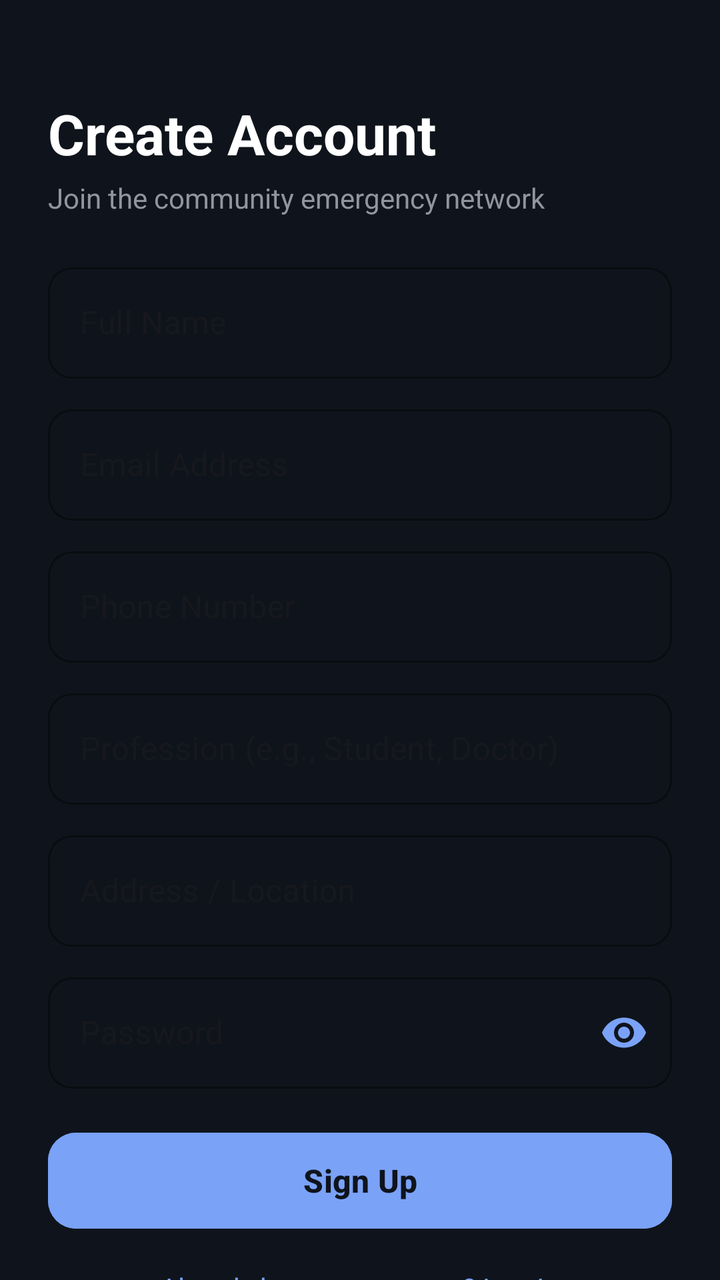
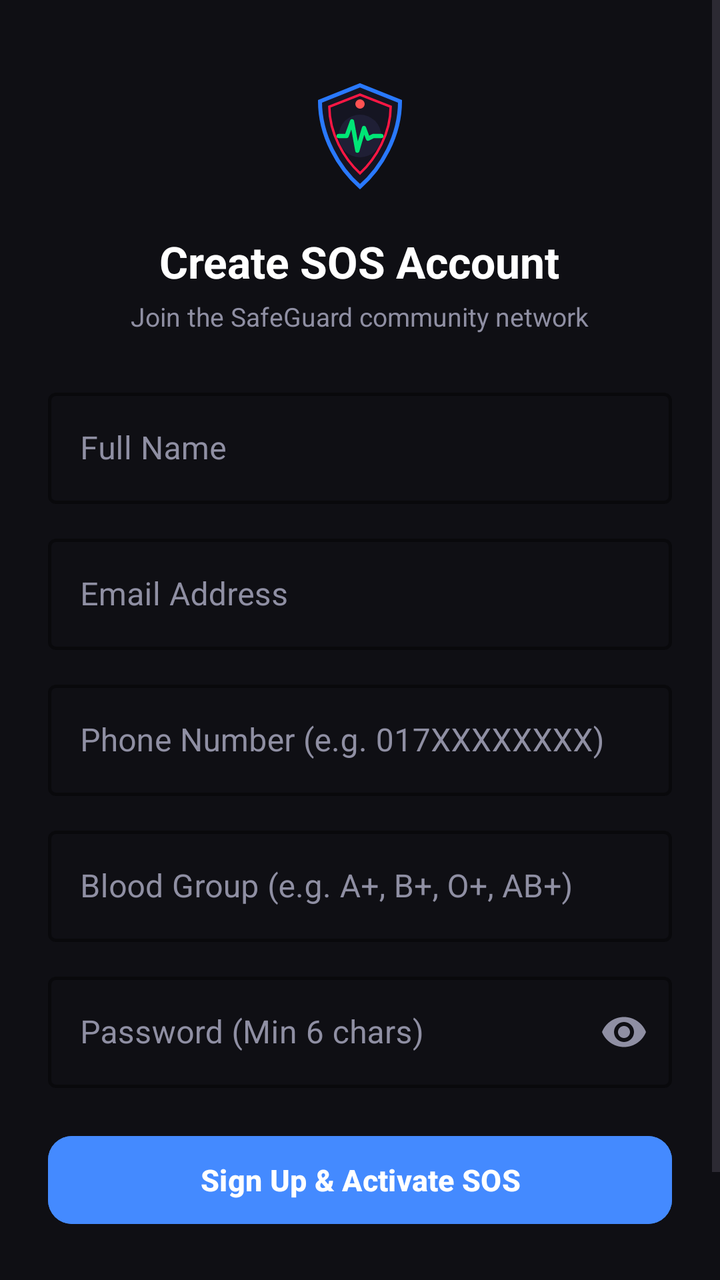

An Android layout rendered at two revisions. The XML below is the earlier revision; the diff shows what the commit changed to produce the second picture.
<!-- AndroidManifest.xml: application theme Theme.SafeGuardSOSFinal -->
<!-- res/layout/activity_register.xml -->
<?xml version="1.0" encoding="utf-8"?>
<androidx.constraintlayout.widget.ConstraintLayout xmlns:android="http://schemas.android.com/apk/res/android"
    xmlns:app="http://schemas.android.com/apk/res-auto"
    xmlns:tools="http://schemas.android.com/tools"
    android:layout_width="match_parent"
    android:layout_height="match_parent"
    android:background="#0F141C"
    tools:ignore="HardcodedText">

    <androidx.core.widget.NestedScrollView
        android:layout_width="match_parent"
        android:layout_height="match_parent"
        android:fillViewport="true">

        <LinearLayout
            android:layout_width="match_parent"
            android:layout_height="wrap_content"
            android:orientation="vertical"
            android:padding="24dp">

            <TextView
                android:layout_width="wrap_content"
                android:layout_height="wrap_content"
                android:layout_marginTop="24dp"
                android:text="Create Account"
                android:textColor="#FFFFFF"
                android:textSize="28sp"
                android:textStyle="bold" />

            <TextView
                android:layout_width="wrap_content"
                android:layout_height="wrap_content"
                android:layout_marginTop="4dp"
                android:text="Join the community emergency network"
                android:textColor="#9095A0"
                android:textSize="14sp" />

            
            <com.google.android.material.textfield.TextInputLayout
                style="@style/Widget.MaterialComponents.TextInputLayout.OutlinedBox"
                android:layout_width="match_parent"
                android:layout_height="wrap_content"
                android:layout_marginTop="20dp"
                android:hint="Full Name"
                app:boxCornerRadiusBottomEnd="12dp"
                app:boxCornerRadiusBottomStart="12dp"
                app:boxCornerRadiusTopEnd="12dp"
                app:boxCornerRadiusTopStart="12dp"
                app:boxStrokeColor="#7AA2F7"
                app:hintTextColor="#7AA2F7">

                <com.google.android.material.textfield.TextInputEditText
                    android:id="@+id/etName"
                    android:layout_width="match_parent"
                    android:layout_height="wrap_content"
                    android:inputType="textPersonName"
                    android:textColor="#FFFFFF" />
            </com.google.android.material.textfield.TextInputLayout>

            
            <com.google.android.material.textfield.TextInputLayout
                style="@style/Widget.MaterialComponents.TextInputLayout.OutlinedBox"
                android:layout_width="match_parent"
                android:layout_height="wrap_content"
                android:layout_marginTop="10dp"
                android:hint="Email Address"
                app:boxCornerRadiusBottomEnd="12dp"
                app:boxCornerRadiusBottomStart="12dp"
                app:boxCornerRadiusTopEnd="12dp"
                app:boxCornerRadiusTopStart="12dp"
                app:boxStrokeColor="#7AA2F7"
                app:hintTextColor="#7AA2F7">

                <com.google.android.material.textfield.TextInputEditText
                    android:id="@+id/etEmail"
                    android:layout_width="match_parent"
                    android:layout_height="wrap_content"
                    android:inputType="textEmailAddress"
                    android:textColor="#FFFFFF" />
            </com.google.android.material.textfield.TextInputLayout>

            
            <com.google.android.material.textfield.TextInputLayout
                style="@style/Widget.MaterialComponents.TextInputLayout.OutlinedBox"
                android:layout_width="match_parent"
                android:layout_height="wrap_content"
                android:layout_marginTop="10dp"
                android:hint="Phone Number"
                app:boxCornerRadiusBottomEnd="12dp"
                app:boxCornerRadiusBottomStart="12dp"
                app:boxCornerRadiusTopEnd="12dp"
                app:boxCornerRadiusTopStart="12dp"
                app:boxStrokeColor="#7AA2F7"
                app:hintTextColor="#7AA2F7">

                <com.google.android.material.textfield.TextInputEditText
                    android:id="@+id/etPhone"
                    android:layout_width="match_parent"
                    android:layout_height="wrap_content"
                    android:inputType="phone"
                    android:textColor="#FFFFFF" />
            </com.google.android.material.textfield.TextInputLayout>

            
            <com.google.android.material.textfield.TextInputLayout
                style="@style/Widget.MaterialComponents.TextInputLayout.OutlinedBox"
                android:layout_width="match_parent"
                android:layout_height="wrap_content"
                android:layout_marginTop="10dp"
                android:hint="Profession (e.g., Student, Doctor)"
                app:boxCornerRadiusBottomEnd="12dp"
                app:boxCornerRadiusBottomStart="12dp"
                app:boxCornerRadiusTopEnd="12dp"
                app:boxCornerRadiusTopStart="12dp"
                app:boxStrokeColor="#7AA2F7"
                app:hintTextColor="#7AA2F7">

                <com.google.android.material.textfield.TextInputEditText
                    android:id="@+id/etProfession"
                    android:layout_width="match_parent"
                    android:layout_height="wrap_content"
                    android:inputType="textPersonName"
                    android:textColor="#FFFFFF" />
            </com.google.android.material.textfield.TextInputLayout>

            
            <com.google.android.material.textfield.TextInputLayout
                style="@style/Widget.MaterialComponents.TextInputLayout.OutlinedBox"
                android:layout_width="match_parent"
                android:layout_height="wrap_content"
                android:layout_marginTop="10dp"
                android:hint="Address / Location"
                app:boxCornerRadiusBottomEnd="12dp"
                app:boxCornerRadiusBottomStart="12dp"
                app:boxCornerRadiusTopEnd="12dp"
                app:boxCornerRadiusTopStart="12dp"
                app:boxStrokeColor="#7AA2F7"
                app:hintTextColor="#7AA2F7">

                <com.google.android.material.textfield.TextInputEditText
                    android:id="@+id/etAddress"
                    android:layout_width="match_parent"
                    android:layout_height="wrap_content"
                    android:inputType="textPostalAddress"
                    android:textColor="#FFFFFF" />
            </com.google.android.material.textfield.TextInputLayout>

            
            <com.google.android.material.textfield.TextInputLayout
                style="@style/Widget.MaterialComponents.TextInputLayout.OutlinedBox"
                android:layout_width="match_parent"
                android:layout_height="wrap_content"
                android:layout_marginTop="10dp"
                android:hint="Password"
                app:boxCornerRadiusBottomEnd="12dp"
                app:boxCornerRadiusBottomStart="12dp"
                app:boxCornerRadiusTopEnd="12dp"
                app:boxCornerRadiusTopStart="12dp"
                app:boxStrokeColor="#7AA2F7"
                app:hintTextColor="#7AA2F7"
                app:passwordToggleEnabled="true"
                app:passwordToggleTint="#7AA2F7">

                <com.google.android.material.textfield.TextInputEditText
                    android:id="@+id/etPassword"
                    android:layout_width="match_parent"
                    android:layout_height="wrap_content"
                    android:inputType="textPassword"
                    android:textColor="#FFFFFF" />
            </com.google.android.material.textfield.TextInputLayout>

            <ProgressBar
                android:id="@+id/progressBarRegister"
                android:layout_width="wrap_content"
                android:layout_height="wrap_content"
                android:layout_gravity="center"
                android:layout_marginTop="14dp"
                android:visibility="gone" />

            
            <com.google.android.material.button.MaterialButton
                android:id="@+id/btnRegister"
                android:layout_width="match_parent"
                android:layout_height="56dp"
                android:layout_marginTop="18dp"
                android:backgroundTint="#7AA2F7"
                android:text="Sign Up"
                android:textAllCaps="false"
                android:textColor="#0F141C"
                android:textSize="16sp"
                android:textStyle="bold"
                app:cornerRadius="14dp" />

            <TextView
                android:id="@+id/tvLoginPrompt"
                android:layout_width="wrap_content"
                android:layout_height="wrap_content"
                android:layout_gravity="center"
                android:layout_marginTop="16dp"
                android:layout_marginBottom="24dp"
                android:text="Already have an account? Log In"
                android:textColor="#7AA2F7"
                android:textSize="14sp" />

        </LinearLayout>
    </androidx.core.widget.NestedScrollView>
</androidx.constraintlayout.widget.ConstraintLayout>
<!-- resources referenced by this layout -->
<resources>
  <style name="Theme.SafeGuardSOSFinal" parent="Base.Theme.SafeGuardSOSFinal" />
  <style name="Base.Theme.SafeGuardSOSFinal" parent="Theme.Material3.DayNight.NoActionBar">
          
          
      </style>
</resources>

<!-- the commit's change to res/layout/activity_register.xml (unified diff, before → after) -->
@@ -1,56 +1,62 @@
 <?xml version="1.0" encoding="utf-8"?>
-<androidx.constraintlayout.widget.ConstraintLayout xmlns:android="http://schemas.android.com/apk/res/android"
+<ScrollView xmlns:android="http://schemas.android.com/apk/res/android"
     xmlns:app="http://schemas.android.com/apk/res-auto"
     xmlns:tools="http://schemas.android.com/tools"
     android:layout_width="match_parent"
     android:layout_height="match_parent"
-    android:background="#0F141C"
-    tools:ignore="HardcodedText">
+    android:background="#0F0F14"
+    android:fillViewport="true"
+    tools:context=".ui.RegisterActivity">
 
-    <androidx.core.widget.NestedScrollView
+    <LinearLayout
         android:layout_width="match_parent"
-        android:layout_height="match_parent"
-        android:fillViewport="true">
+        android:layout_height="wrap_content"
+        android:gravity="center_horizontal"
+        android:orientation="vertical"
+        android:paddingHorizontal="24dp"
+        android:paddingVertical="32dp">
+
+        <ImageView
+            android:layout_width="72dp"
+            android:layout_height="72dp"
+            android:src="@drawable/ic_safeguard_custom_icon" />
+
+        <TextView
+            android:layout_width="wrap_content"
+            android:layout_height="wrap_content"
+            android:layout_marginTop="12dp"
+            android:text="Create SOS Account"
+            android:textColor="#FFFFFF"
+            android:textSize="22sp"
+            android:textStyle="bold" />
+
+        <TextView
+            android:layout_width="wrap_content"
+            android:layout_height="wrap_content"
+            android:layout_marginTop="4dp"
+            android:text="Join the SafeGuard community network"
+            android:textColor="#8F8FA3"
+            android:textSize="13sp" />
 
         <LinearLayout
             android:layout_width="match_parent"
             android:layout_height="wrap_content"
-            android:orientation="vertical"
-            android:padding="24dp">
-
-            <TextView
-                android:layout_width="wrap_content"
-                android:layout_height="wrap_content"
-                android:layout_marginTop="24dp"
-                android:text="Create Account"
-                android:textColor="#FFFFFF"
-                android:textSize="28sp"
-                android:textStyle="bold" />
-
-            <TextView
-                android:layout_width="wrap_content"
-                android:layout_height="wrap_content"
-                android:layout_marginTop="4dp"
-                android:text="Join the community emergency network"
-                android:textColor="#9095A0"
-                android:textSize="14sp" />
+            android:layout_marginTop="24dp"
+            android:orientation="vertical">
 
             
             <com.google.android.material.textfield.TextInputLayout
                 style="@style/Widget.MaterialComponents.TextInputLayout.OutlinedBox"
                 android:layout_width="match_parent"
                 android:layout_height="wrap_content"
-                android:layout_marginTop="20dp"
                 android:hint="Full Name"
-                app:boxCornerRadiusBottomEnd="12dp"
-                app:boxCornerRadiusBottomStart="12dp"
-                app:boxCornerRadiusTopEnd="12dp"
-                app:boxCornerRadiusTopStart="12dp"
-                app:boxStrokeColor="#7AA2F7"
-                app:hintTextColor="#7AA2F7">
+                android:textColorHint="#8F8FA3"
+                app:boxStrokeColor="#448AFF"
+                app:boxStrokeWidth="1.5dp"
+                app:hintTextColor="#448AFF">
 
                 <com.google.android.material.textfield.TextInputEditText
-                    android:id="@+id/etName"
+                    android:id="@+id/etRegName"
                     android:layout_width="match_parent"
                     android:layout_height="wrap_content"
                     android:inputType="textPersonName"
@@ -62,17 +68,15 @@
                 style="@style/Widget.MaterialComponents.TextInputLayout.OutlinedBox"
                 android:layout_width="match_parent"
                 android:layout_height="wrap_content"
-                android:layout_marginTop="10dp"
+                android:layout_marginTop="12dp"
                 android:hint="Email Address"
-                app:boxCornerRadiusBottomEnd="12dp"
-                app:boxCornerRadiusBottomStart="12dp"
-                app:boxCornerRadiusTopEnd="12dp"
-                app:boxCornerRadiusTopStart="12dp"
-                app:boxStrokeColor="#7AA2F7"
-                app:hintTextColor="#7AA2F7">
+                android:textColorHint="#8F8FA3"
+                app:boxStrokeColor="#448AFF"
+                app:boxStrokeWidth="1.5dp"
+                app:hintTextColor="#448AFF">
 
                 <com.google.android.material.textfield.TextInputEditText
-                    android:id="@+id/etEmail"
+                    android:id="@+id/etRegEmail"
                     android:layout_width="match_parent"
                     android:layout_height="wrap_content"
                     android:inputType="textEmailAddress"
@@ -84,17 +88,15 @@
                 style="@style/Widget.MaterialComponents.TextInputLayout.OutlinedBox"
                 android:layout_width="match_parent"
                 android:layout_height="wrap_content"
-                android:layout_marginTop="10dp"
-                android:hint="Phone Number"
-                app:boxCornerRadiusBottomEnd="12dp"
-                app:boxCornerRadiusBottomStart="12dp"
-                app:boxCornerRadiusTopEnd="12dp"
-                app:boxCornerRadiusTopStart="12dp"
-                app:boxStrokeColor="#7AA2F7"
-                app:hintTextColor="#7AA2F7">
+                android:layout_marginTop="12dp"
+                android:hint="Phone Number (e.g. 017XXXXXXXX)"
+                android:textColorHint="#8F8FA3"
+                app:boxStrokeColor="#448AFF"
+                app:boxStrokeWidth="1.5dp"
+                app:hintTextColor="#448AFF">
 
                 <com.google.android.material.textfield.TextInputEditText
-                    android:id="@+id/etPhone"
+                    android:id="@+id/etRegPhone"
                     android:layout_width="match_parent"
                     android:layout_height="wrap_content"
                     android:inputType="phone"
@@ -106,20 +108,18 @@
                 style="@style/Widget.MaterialComponents.TextInputLayout.OutlinedBox"
                 android:layout_width="match_parent"
                 android:layout_height="wrap_content"
-                android:layout_marginTop="10dp"
-                android:hint="Profession (e.g., Student, Doctor)"
-                app:boxCornerRadiusBottomEnd="12dp"
-                app:boxCornerRadiusBottomStart="12dp"
-                app:boxCornerRadiusTopEnd="12dp"
-                app:boxCornerRadiusTopStart="12dp"
-                app:boxStrokeColor="#7AA2F7"
-                app:hintTextColor="#7AA2F7">
+                android:layout_marginTop="12dp"
+                android:hint="Blood Group (e.g. A+, B+, O+, AB+)"
+                android:textColorHint="#8F8FA3"
+                app:boxStrokeColor="#448AFF"
+                app:boxStrokeWidth="1.5dp"
+                app:hintTextColor="#448AFF">
 
                 <com.google.android.material.textfield.TextInputEditText
-                    android:id="@+id/etProfession"
+                    android:id="@+id/etRegBloodGroup"
                     android:layout_width="match_parent"
                     android:layout_height="wrap_content"
-                    android:inputType="textPersonName"
+                    android:inputType="textCapCharacters"
                     android:textColor="#FFFFFF" />
             </com.google.android.material.textfield.TextInputLayout>
 
@@ -128,80 +128,61 @@
                 style="@style/Widget.MaterialComponents.TextInputLayout.OutlinedBox"
                 android:layout_width="match_parent"
                 android:layout_height="wrap_content"
-                android:layout_marginTop="10dp"
-                android:hint="Address / Location"
-                app:boxCornerRadiusBottomEnd="12dp"
-                app:boxCornerRadiusBottomStart="12dp"
-                app:boxCornerRadiusTopEnd="12dp"
-                app:boxCornerRadiusTopStart="12dp"
-                app:boxStrokeColor="#7AA2F7"
-                app:hintTextColor="#7AA2F7">
+                android:layout_marginTop="12dp"
+                android:hint="Password (Min 6 chars)"
+                android:textColorHint="#8F8FA3"
+                app:boxStrokeColor="#448AFF"
+                app:boxStrokeWidth="1.5dp"
+                app:hintTextColor="#448AFF"
+                app:passwordToggleEnabled="true"
+                app:passwordToggleTint="#8F8FA3">
 
                 <com.google.android.material.textfield.TextInputEditText
-                    android:id="@+id/etAddress"
-                    android:layout_width="match_parent"
-                    android:layout_height="wrap_content"
-                    android:inputType="textPostalAddress"
-                    android:textColor="#FFFFFF" />
-            </com.google.android.material.textfield.TextInputLayout>
-
-            
-            <com.google.android.material.textfield.TextInputLayout
-                style="@style/Widget.MaterialComponents.TextInputLayout.OutlinedBox"
-                android:layout_width="match_parent"
-                android:layout_height="wrap_content"
-                android:layout_marginTop="10dp"
-                android:hint="Password"
-                app:boxCornerRadiusBottomEnd="12dp"
-                app:boxCornerRadiusBottomStart="12dp"
-                app:boxCornerRadiusTopEnd="12dp"
-                app:boxCornerRadiusTopStart="12dp"
-                app:boxStrokeColor="#7AA2F7"
-                app:hintTextColor="#7AA2F7"
-                app:passwordToggleEnabled="true"
-                app:passwordToggleTint="#7AA2F7">
-
-                <com.google.android.material.textfield.TextInputEditText
-                    android:id="@+id/etPassword"
+                    android:id="@+id/etRegPassword"
                     android:layout_width="match_parent"
                     android:layout_height="wrap_content"
                     android:inputType="textPassword"
                     android:textColor="#FFFFFF" />
             </com.google.android.material.textfield.TextInputLayout>
 
-            <ProgressBar
-                android:id="@+id/progressBarRegister"
+            
+            <FrameLayout
+                android:layout_width="match_parent"
+                android:layout_height="wrap_content"
+                android:layout_marginTop="20dp">
+
+                <com.google.android.material.button.MaterialButton
+                    android:id="@+id/btnRegister"
+                    android:layout_width="match_parent"
+                    android:layout_height="52dp"
+                    android:backgroundTint="#448AFF"
+                    android:text="Sign Up &amp; Activate SOS"
+                    android:textColor="#FFFFFF"
+                    android:textSize="15sp"
+                    android:textStyle="bold"
+                    app:cornerRadius="12dp" />
+
+                <ProgressBar
+                    android:id="@+id/progressBarReg"
+                    android:layout_width="32dp"
+                    android:layout_height="32dp"
+                    android:layout_gravity="center"
+                    android:indeterminateTint="#FFFFFF"
+                    android:visibility="gone" />
+            </FrameLayout>
+
+            <TextView
+                android:id="@+id/tvGoToLogin"
                 android:layout_width="wrap_content"
                 android:layout_height="wrap_content"
-                android:layout_gravity="center"
-                android:layout_marginTop="14dp"
-                android:visibility="gone" />
-
-            
-            <com.google.android.material.button.MaterialButton
-                android:id="@+id/btnRegister"
-                android:layout_width="match_parent"
-                android:layout_height="56dp"
-                android:layout_marginTop="18dp"
-                android:backgroundTint="#7AA2F7"
-                android:text="Sign Up"
-                android:textAllCaps="false"
-                android:textColor="#0F141C"
-                android:textSize="16sp"
-                android:textStyle="bold"
-                app:cornerRadius="14dp" />
-
-            <TextView
-                android:id="@+id/tvLoginPrompt"
-                android:layout_width="wrap_content"
-                android:layout_height="wrap_content"
-                android:layout_gravity="center"
+                android:layout_gravity="center_horizontal"
                 android:layout_marginTop="16dp"
-                android:layout_marginBottom="24dp"
+                android:padding="8dp"
                 android:text="Already have an account? Log In"
-                android:textColor="#7AA2F7"
+                android:textColor="#448AFF"
                 android:textSize="14sp" />
 
         </LinearLayout>
-    </androidx.core.widget.NestedScrollView>
-</androidx.constraintlayout.widget.ConstraintLayout>
+
+    </LinearLayout>
+</ScrollView>
<!-- resource entries referenced after the edit -->
@@ -1,5 +1,50 @@
 <!-- resources referenced by this layout -->
 <resources>
+  <!-- drawable ic_safeguard_custom_icon (drawable) -->
+  <?xml version="1.0" encoding="utf-8"?>
+  <vector xmlns:android="http://schemas.android.com/apk/res/android"
+      android:width="108dp"
+      android:height="108dp"
+      android:viewportWidth="108"
+      android:viewportHeight="108">
+  
+      
+      <path
+          android:fillColor="#151522"
+          android:pathData="M54,16 L84,28 C84,54 70,78 54,92 C38,78 24,54 24,28 Z" />
+  
+      
+      <path
+          android:strokeColor="#2979FF"
+          android:strokeWidth="3"
+          android:strokeLineCap="round"
+          android:pathData="M54,16 L84,28 C84,54 70,78 54,92 C38,78 24,54 24,28 Z" />
+  
+      
+      <path
+          android:strokeColor="#FF1744"
+          android:strokeWidth="1.8"
+          android:pathData="M54,23 L77,32 C77,52 66,71 54,82 C42,71 31,52 31,32 Z" />
+  
+      
+      <path
+          android:fillColor="#1F1F35"
+          android:pathData="M54,54m-16,0a16,16 0,1,1 32,0a16,16 0,1,1 -32,0" />
+  
+      
+      <path
+          android:strokeColor="#00E676"
+          android:strokeWidth="3.2"
+          android:strokeLineCap="round"
+          android:strokeLineJoin="round"
+          android:pathData="M38,54 L44,54 L48,43 L52,65 L57,48 L60,56 L64,54 L70,54" />
+  
+      
+      <path
+          android:fillColor="#FF5252"
+          android:pathData="M54,30m-3.5,0a3.5,3.5 0,1,1 7,0a3.5,3.5 0,1,1 -7,0" />
+  
+  </vector>
   <style name="Theme.SafeGuardSOSFinal" parent="Base.Theme.SafeGuardSOSFinal" />
   <style name="Base.Theme.SafeGuardSOSFinal" parent="Theme.Material3.DayNight.NoActionBar">
           
